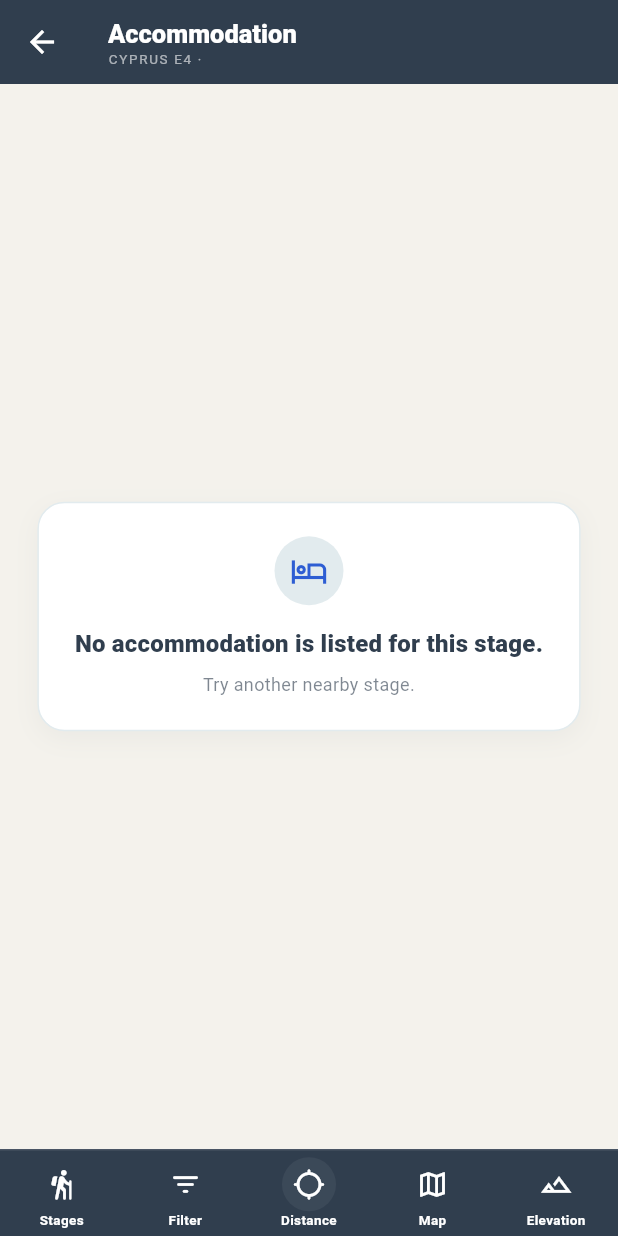
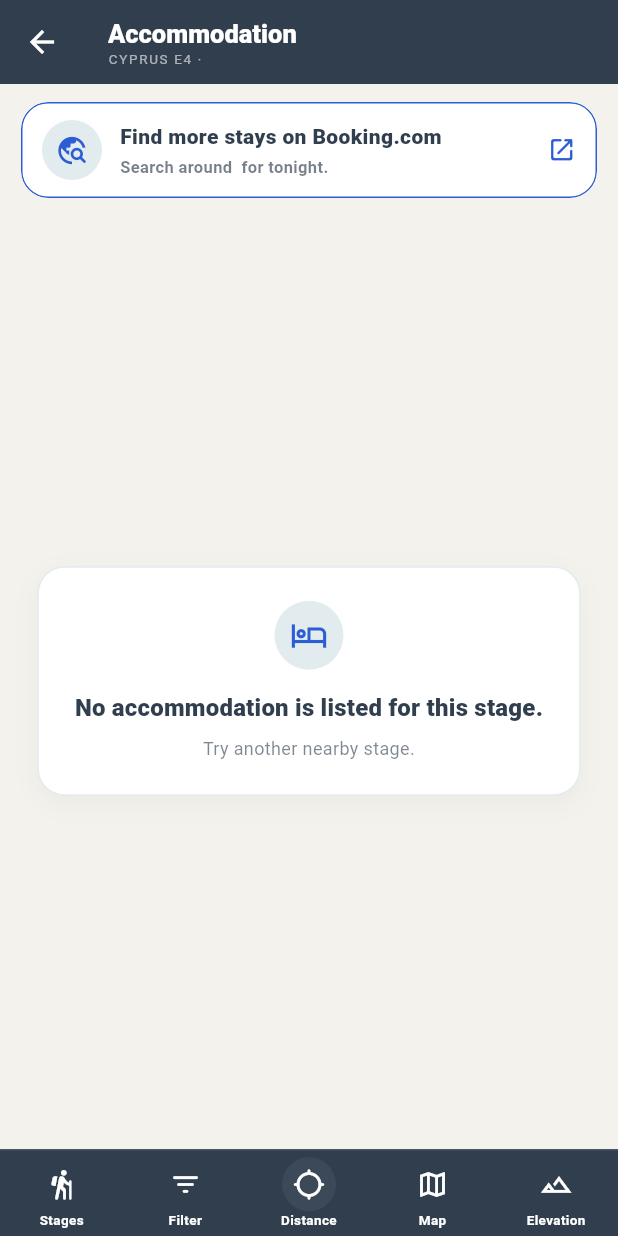
Before and after one commit to FluffyBac0n/Monk, a Flutter app: the AccommodationScreen screen opened directly with empty values, on a phone screen of 412 x 824 dp. Run offline on Flutter 3.47's test engine with Material 3 defaults, Android fonts, the light colour scheme and no system bars; our stand-ins replace cloud_firestore, firebase_core, fl_chart, flutter_riverpod, flutter_svg, geolocator and 2 more; missing offline and left inert: mapbox_maps_flutter; accounts and stored records are empty.

Commit message:
Generic Booking.com link for each stage

```diff
--- a/mobile/lib/core/localization/app_localizations.dart
+++ b/mobile/lib/core/localization/app_localizations.dart
@@ -40,6 +40,9 @@ class AppLocalizations {
   String nearStageDistance(String stage, String distance) => t(
     'Near {stage} · {distance} from the trail',
   ).replaceAll('{stage}', stage).replaceAll('{distance}', distance);
+
+  String bookingSearchAround(String stage) =>
+      t('Search around {stage} for tonight.').replaceAll('{stage}', stage);
 
   String get pafosAirport => t('Pafos Airport');
   String get larnakaAirport => t('Larnaka Airport');
@@ -315,6 +318,10 @@ const _translations = <String, Map<String, String>>{
     'No accommodation is listed for this stage.':
         'Für diese Etappe sind keine Unterkünfte aufgeführt.',
     'Try another nearby stage.': 'Versuche es bei einer nahegelegenen Etappe.',
+    'Find more stays on Booking.com':
+        'Weitere Unterkünfte auf Booking.com finden',
+    'Search around {stage} for tonight.':
+        'Für heute Nacht rund um {stage} suchen.',
     'Booking link unavailable': 'Buchungslink nicht verfügbar',
     'Could not open this link.': 'Dieser Link konnte nicht geöffnet werden.',
     'Price': 'Preis',
@@ -702,6 +709,9 @@ const _translations = <String, Map<String, String>>{
     'No accommodation is listed for this stage.':
         'No hay alojamientos registrados para esta etapa.',
     'Try another nearby stage.': 'Prueba con otra etapa cercana.',
+    'Find more stays on Booking.com': 'Buscar más alojamientos en Booking.com',
+    'Search around {stage} for tonight.':
+        'Busca para esta noche cerca de {stage}.',
     'Booking link unavailable': 'Enlace de reserva no disponible',
     'Could not open this link.': 'No se pudo abrir este enlace.',
     'Price': 'Precio',
--- a/mobile/lib/core/localization/translations_fr.dart
+++ b/mobile/lib/core/localization/translations_fr.dart
@@ -237,6 +237,10 @@ const frenchTranslations = <String, String>{
   'No accommodation is listed for this stage.':
       'Aucun hébergement n’est répertorié pour cette étape.',
   'Try another nearby stage.': 'Essayez une autre étape à proximité.',
+  'Find more stays on Booking.com':
+      'Trouver d’autres hébergements sur Booking.com',
+  'Search around {stage} for tonight.':
+      'Rechercher pour ce soir autour de {stage}.',
   'Booking link unavailable': 'Lien de réservation indisponible',
   'Could not open this link.': 'Impossible d’ouvrir ce lien.',
   'Price': 'Prix',
--- a/mobile/lib/core/localization/translations_it.dart
+++ b/mobile/lib/core/localization/translations_it.dart
@@ -236,6 +236,9 @@ const italianTranslations = <String, String>{
   'No accommodation is listed for this stage.':
       'Nessun alloggio è indicato per questa tappa.',
   'Try another nearby stage.': 'Prova un’altra tappa nelle vicinanze.',
+  'Find more stays on Booking.com': 'Trova altri alloggi su Booking.com',
+  'Search around {stage} for tonight.':
+      'Cerca per questa notte nei dintorni di {stage}.',
   'Booking link unavailable': 'Link di prenotazione non disponibile',
   'Could not open this link.': 'Impossibile aprire questo link.',
   'Price': 'Prezzo',
--- /dev/null
+++ b/mobile/lib/features/accommodation/domain/booking_search.dart
@@ -0,0 +1,22 @@
+Uri bookingComSearchUri({
+  required String stageName,
+  required DateTime currentDate,
+}) {
+  final checkIn = DateTime(
+    currentDate.year,
+    currentDate.month,
+    currentDate.day,
+  );
+  final checkOut = checkIn.add(const Duration(days: 1));
+
+  return Uri.https('www.booking.com', '/searchresults.html', {
+    'ss': stageName.trim(),
+    'checkin': _bookingDate(checkIn),
+    'checkout': _bookingDate(checkOut),
+  });
+}
+
+String _bookingDate(DateTime date) =>
+    '${date.year.toString().padLeft(4, '0')}-'
+    '${date.month.toString().padLeft(2, '0')}-'
+    '${date.day.toString().padLeft(2, '0')}';
--- a/mobile/lib/features/accommodation/presentation/accommodation_screen.dart
+++ b/mobile/lib/features/accommodation/presentation/accommodation_screen.dart
@@ -12,6 +12,7 @@ import '../../map/presentation/map_screen.dart';
 import '../../stages/domain/stage.dart';
 import '../../stages/presentation/stages_controller.dart';
 import '../../trail/presentation/trail_direction_controller.dart';
+import '../domain/booking_search.dart';
 import '../domain/lodging.dart';
 import 'accommodation_controller.dart';
 import 'lodging_type_icon.dart';
@@ -23,9 +24,14 @@ const _stagesRouteName = '/trails/cyprus-e4/stages';
 const _distanceFilterOptionsKm = <double>[0.5, 1, 2, 5];
 
 class AccommodationScreen extends ConsumerStatefulWidget {
-  const AccommodationScreen({required this.stage, super.key});
+  const AccommodationScreen({
+    required this.stage,
+    this.bookingSearchDate,
+    super.key,
+  });
 
   final TrailStage stage;
+  final DateTime? bookingSearchDate;
 
   @override
   ConsumerState<AccommodationScreen> createState() =>
@@ -34,6 +40,24 @@ class AccommodationScreen extends ConsumerStatefulWidget {
 
 class _AccommodationScreenState extends ConsumerState<AccommodationScreen> {
   _AccommodationFilters filters = const _AccommodationFilters();
+
+  Future<void> _openBookingSearch() async {
+    final uri = bookingComSearchUri(
+      stageName: widget.stage.name,
+      currentDate: widget.bookingSearchDate ?? DateTime.now(),
+    );
+    var launched = false;
+    try {
+      launched = await ref.read(externalUrlLauncherProvider)(uri);
+    } on Exception {
+      launched = false;
+    }
+    if (!launched && mounted) {
+      ScaffoldMessenger.of(context).showSnackBar(
+        SnackBar(content: Text(context.l10n.t('Could not open this link.'))),
+      );
+    }
+  }
 
   void _backToStages() {
     Navigator.of(context).popUntil(
@@ -148,6 +172,16 @@ class _AccommodationScreenState extends ConsumerState<AccommodationScreen> {
       ),
       body: Theme(
         data: EurotrexPalette.controlsTheme(Theme.of(context)),
+        child: Column(
+          children: [
+            Padding(
+              padding: const EdgeInsets.fromLTRB(14, 12, 14, 10),
+              child: _BookingComSearchCard(
+                stageName: l10n.t(stage.name),
+                onTap: _openBookingSearch,
+              ),
+            ),
+            Expanded(
               child: lodgings.when(
                 loading: () => _AccommodationState(
                   key: const ValueKey('accommodation-loading'),
@@ -175,7 +209,9 @@ class _AccommodationScreenState extends ConsumerState<AccommodationScreen> {
                     return _AccommodationState(
                       key: const ValueKey('accommodation-empty'),
                       icon: Icons.hotel_outlined,
-                title: l10n.t('No accommodation is listed for this stage.'),
+                      title: l10n.t(
+                        'No accommodation is listed for this stage.',
+                      ),
                       message: l10n.t('Try another nearby stage.'),
                     );
                   }
@@ -189,14 +225,15 @@ class _AccommodationScreenState extends ConsumerState<AccommodationScreen> {
                       title: l10n.t('No accommodation matches these filters.'),
                       action: OutlinedButton(
                         key: const ValueKey('accommodation-clear-filters'),
-                  onPressed: () =>
-                      setState(() => filters = const _AccommodationFilters()),
+                        onPressed: () => setState(
+                          () => filters = const _AccommodationFilters(),
+                        ),
                         child: Text(l10n.t('Clear filters')),
                       ),
                     );
                   }
                   return ListView.separated(
-              padding: const EdgeInsets.fromLTRB(14, 12, 14, 28),
+                    padding: const EdgeInsets.fromLTRB(14, 0, 14, 28),
                     itemCount: filteredItems.length,
                     separatorBuilder: (_, _) => const SizedBox(height: 10),
                     itemBuilder: (context, index) => _LodgingCard(
@@ -205,6 +242,86 @@ class _AccommodationScreenState extends ConsumerState<AccommodationScreen> {
                     ),
                   );
                 },
+              ),
+            ),
+          ],
+        ),
+      ),
+    );
+  }
+}
+
+class _BookingComSearchCard extends StatelessWidget {
+  const _BookingComSearchCard({required this.stageName, required this.onTap});
+
+  final String stageName;
+  final VoidCallback onTap;
+
+  @override
+  Widget build(BuildContext context) {
+    final l10n = context.l10n;
+    return Material(
+      key: const ValueKey('booking-com-stage-search'),
+      color: Colors.white,
+      shape: RoundedRectangleBorder(
+        borderRadius: BorderRadius.circular(18),
+        side: const BorderSide(color: EurotrexPalette.blue),
+      ),
+      clipBehavior: Clip.antiAlias,
+      child: InkWell(
+        onTap: onTap,
+        child: Padding(
+          padding: const EdgeInsets.symmetric(horizontal: 14, vertical: 12),
+          child: Row(
+            children: [
+              Container(
+                width: 40,
+                height: 40,
+                decoration: const BoxDecoration(
+                  color: EurotrexPalette.paleBlue,
+                  shape: BoxShape.circle,
+                ),
+                child: const Icon(
+                  Icons.travel_explore_rounded,
+                  color: EurotrexPalette.blue,
+                  size: 22,
+                ),
+              ),
+              const SizedBox(width: 12),
+              Expanded(
+                child: Column(
+                  crossAxisAlignment: CrossAxisAlignment.start,
+                  children: [
+                    Text(
+                      l10n.t('Find more stays on Booking.com'),
+                      style: const TextStyle(
+                        color: EurotrexPalette.navy,
+                        fontSize: 14,
+                        fontWeight: FontWeight.w900,
+                      ),
+                    ),
+                    const SizedBox(height: 2),
+                    Text(
+                      l10n.bookingSearchAround(stageName),
+                      maxLines: 1,
+                      overflow: TextOverflow.ellipsis,
+                      style: TextStyle(
+                        color: EurotrexPalette.navy.withValues(alpha: 0.66),
+                        fontSize: 11,
+                        fontWeight: FontWeight.w600,
+                      ),
+                    ),
+                  ],
+                ),
+              ),
+              const SizedBox(width: 8),
+              const Icon(
+                Icons.open_in_new_rounded,
+                color: EurotrexPalette.blue,
+                size: 19,
+              ),
+            ],
+          ),
         ),
       ),
     );
```
Also changed, not shown: 2 other files. Lines whose indentation alone changed are shown as unchanged.
